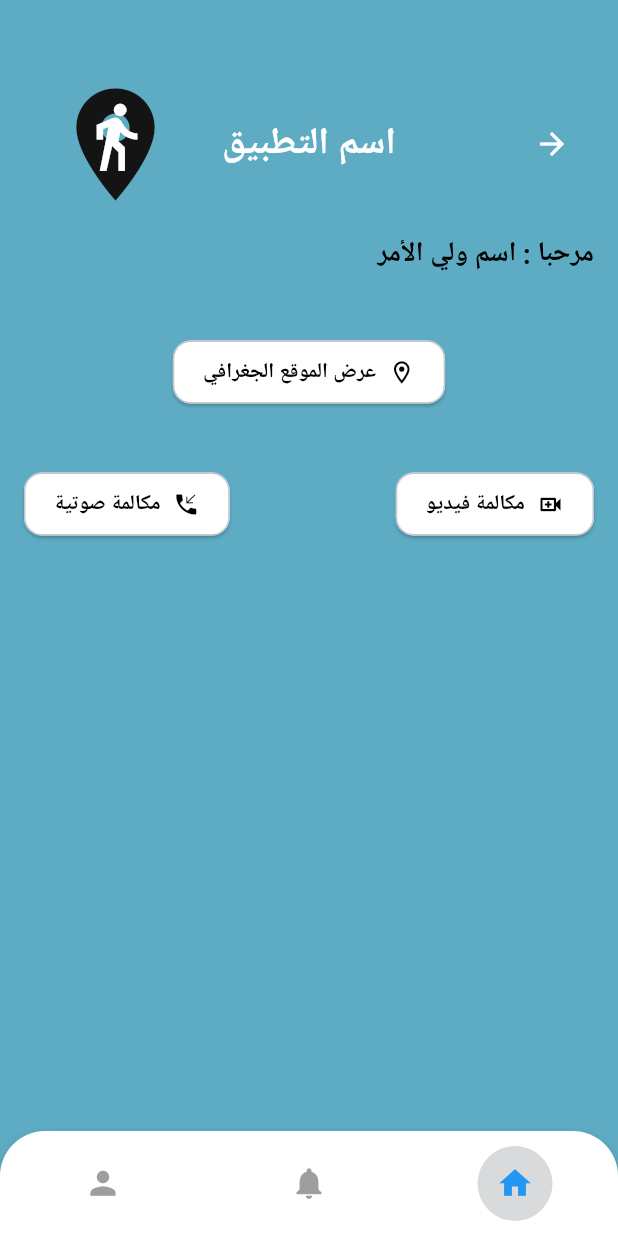
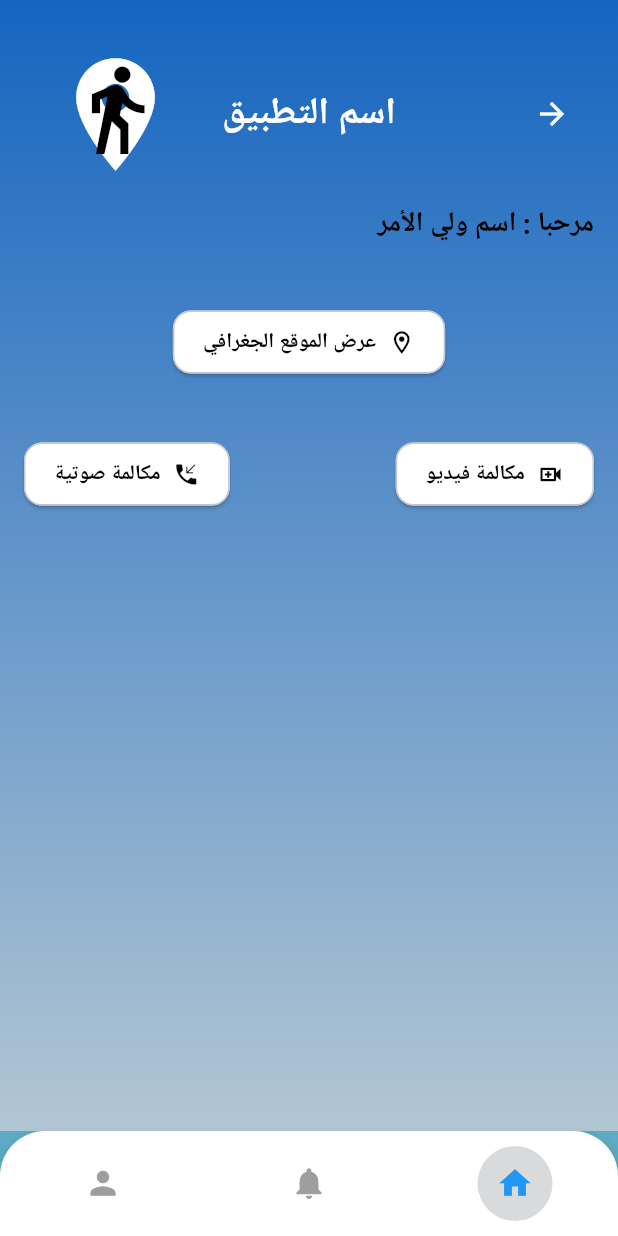
Before and after one commit to ranamohamed-hue/tracing_application, a Flutter app: the ParentPage screen opened directly, on a phone screen of 412 x 824 dp. Run offline on Flutter 3.47's test engine with Material 3 defaults, Android fonts, the phone set to English and light mode, and no system bars.

Commit message:
new update

```diff
--- /dev/null
+++ b/lib/core/theming/app_styles.dart
@@ -0,0 +1,16 @@
+// lib/core/app_styles.dart
+
+import 'package:flutter/material.dart';
+
+class AppStyles {
+  static const BoxDecoration primaryGradientDecoration = BoxDecoration(
+    gradient: LinearGradient(
+      begin: Alignment.topCenter,
+      end: Alignment.bottomCenter,
+      colors: [
+        Color.fromARGB(255, 21, 101, 192), // لون أزرق داكن (Primary Dark)
+         Color.fromARGB(255, 178, 198, 211),
+      ],
+    ),
+  );
+}
--- a/lib/core/widgets/appbar_part.dart
+++ b/lib/core/widgets/appbar_part.dart
@@ -12,12 +12,14 @@ class AppbarPart extends StatelessWidget implements PreferredSizeWidget {
       toolbarHeight: 120.0,
 
       backgroundColor: Colors.transparent,
+
       elevation: 0,
 
       title: Text(
         title,
         style: Theme.of(context).textTheme.headlineLarge?.copyWith(
-          fontWeight: FontWeight.bold,fontSize: 25
+          fontWeight: FontWeight.bold,
+          fontSize: 25,
         ),
       ),
 
@@ -27,18 +29,14 @@ class AppbarPart extends StatelessWidget implements PreferredSizeWidget {
           child: Stack(
             clipBehavior: Clip.none,
             children: [
-              Icon(
-                Icons.location_on,
-                color: const Color.fromARGB(255, 20, 20, 20),
-                size: 90.0,
-              ),
+              Icon(Icons.location_on, color: Colors.white, size: 90.0),
               Positioned(
-                left: 20,
-                top: 15,
+                left: 13,
+                top: 9,
                 child: Icon(
                   Icons.directions_walk,
-                  color: Colors.white,
-                  size: 50.0,
+                  color: Colors.black,
+                  size: 65.0,
                 ),
               ),
             ],
--- a/lib/feature/login/screens/sign_in_page.dart
+++ b/lib/feature/login/screens/sign_in_page.dart
@@ -1,5 +1,6 @@
 import 'package:flutter/material.dart';
 import 'package:flutter/services.dart';
+import 'package:tracing_app/core/theming/app_styles.dart';
 import 'package:tracing_app/core/widgets/appbar_part.dart';
 import 'package:tracing_app/feature/login/widgets/login_prompt_widget.dart';
 import 'package:tracing_app/feature/login/widgets/text_form_field_widget.dart';
@@ -32,7 +33,8 @@ class _SignInPageState extends State<SignInPage> {
       ),
       child: Scaffold(
         appBar: AppbarPart(title: "تسجيل الدخول"),
-        body: Padding(
+        body: Container(decoration: AppStyles.primaryGradientDecoration,
+          child: Padding(
             padding: EdgeInsets.only(
               bottom: MediaQuery.of(context).viewInsets.bottom,
             ),
@@ -129,6 +131,7 @@ class _SignInPageState extends State<SignInPage> {
             ),
           ),
         ),
+      ),
     );
   }
 }
--- a/lib/feature/login/screens/sign_up_page.dart
+++ b/lib/feature/login/screens/sign_up_page.dart
@@ -1,4 +1,5 @@
 import 'package:flutter/material.dart';
+import 'package:tracing_app/core/theming/app_styles.dart';
 import 'package:tracing_app/core/widgets/appbar_part.dart';
 import 'package:tracing_app/feature/login/widgets/login_prompt_widget.dart';
 import 'package:tracing_app/feature/login/widgets/text_form_field_widget.dart';
@@ -29,7 +30,8 @@ class _SignUpPageState extends State<SignUpPage> {
 
     return Scaffold(
       appBar: AppbarPart(title: " انشاء حساب جديد"),
-      body: Padding(
+      body: Container(decoration: AppStyles.primaryGradientDecoration,
+        child: Padding(
           padding: EdgeInsets.only(
             bottom: MediaQuery.of(context).viewInsets.bottom,
           ),
@@ -121,6 +123,7 @@ class _SignUpPageState extends State<SignUpPage> {
             ),
           ),
         ),
+      ),
     );
   }
 }
--- a/lib/feature/parent/screens/home_page.dart
+++ b/lib/feature/parent/screens/home_page.dart
@@ -1,4 +1,5 @@
 import 'package:flutter/material.dart';
+import 'package:tracing_app/core/theming/app_styles.dart';
 import 'package:tracing_app/core/widgets/elevated_button_widget.dart';
 import 'package:tracing_app/feature/parent/screens/location_page.dart';
 import 'package:tracing_app/feature/parent/screens/video_call_page.dart';
@@ -10,14 +11,14 @@ class HomePage extends StatelessWidget {
 
   @override
   Widget build(BuildContext context) {
-    return Padding(
+    return Container(decoration: AppStyles.primaryGradientDecoration,
+      child: Padding(
         padding: const EdgeInsets.all(16),
 
         child: Column(
           mainAxisAlignment: MainAxisAlignment.start,
           crossAxisAlignment: CrossAxisAlignment.start,
           children: [
-          SizedBox(height: 20),
       const AppbarPart(title: "اسم التطبيق"),
             const Text(
               "مرحبا : اسم ولي الأمر",
@@ -72,6 +73,7 @@ const AppbarPart(title: "اسم التطبيق"),
             ),
           ],
         ),
+      ),
     );
   }
 }
--- a/lib/feature/parent/screens/location_page.dart
+++ b/lib/feature/parent/screens/location_page.dart
@@ -1,4 +1,5 @@
 import 'package:flutter/material.dart';
+import 'package:tracing_app/core/theming/app_styles.dart';
 
 class LocationPage extends StatefulWidget {
   const LocationPage({super.key});
@@ -10,8 +11,7 @@ class LocationPage extends StatefulWidget {
 class _LocationPageState extends State<LocationPage> {
   @override
   Widget build(BuildContext context) {
-    return Scaffold(
-      body: Container(),
+    return  Container(decoration: AppStyles.primaryGradientDecoration
     );
   }
 }
--- a/lib/feature/parent/screens/notification_page.dart
+++ b/lib/feature/parent/screens/notification_page.dart
@@ -1,4 +1,5 @@
 import 'package:flutter/material.dart';
+import 'package:tracing_app/core/theming/app_styles.dart';
 
 class NotificationPage extends StatefulWidget {
   const NotificationPage({super.key});
@@ -11,7 +12,7 @@ class _NotificationPageState extends State<NotificationPage> {
   @override
   Widget build(BuildContext context) {
     return Scaffold(
-      body: Container(
+      body: Container(decoration: AppStyles.primaryGradientDecoration,
         child: Center(child: Text("التنبيهات "),),
       ),
     );
--- a/lib/feature/parent/screens/parent_page.dart
+++ b/lib/feature/parent/screens/parent_page.dart
@@ -1,4 +1,5 @@
 import 'package:flutter/material.dart';
+import 'package:tracing_app/core/theming/app_styles.dart';
 import 'package:tracing_app/feature/parent/screens/home_page.dart';
 import 'package:tracing_app/feature/parent/screens/notification_page.dart';
 import 'package:tracing_app/feature/parent/screens/profile_bage.dart';
@@ -23,16 +24,23 @@ class _ParentPageState extends State<ParentPage> {
     bool isSelected = currentIndex == index;
     return InkWell(
       onTap: () => onItemTap(index),
-        borderRadius: BorderRadius.circular(30),
+      borderRadius: BorderRadius.circular(30),
       child: Container(
         padding: const EdgeInsets.all(8),
-         width: 50,
+        width: 50,
         height: 50,
-          decoration: BoxDecoration(
+        decoration: BoxDecoration(
           shape: BoxShape.circle,
-          color: isSelected ? const Color.fromARGB(255, 217, 218, 219) : Colors.transparent,
+          color:
+              isSelected
+                  ? const Color.fromARGB(255, 217, 218, 219)
+                  : Colors.transparent,
         ),
-        child: Icon(icon, color: isSelected ? Colors.blue : Colors.grey,size: 25,),
+        child: Icon(
+          icon,
+          color: isSelected ? Colors.blue : Colors.grey,
+          size: 25,
+        ),
       ),
     );
   }
@@ -40,7 +48,10 @@ class _ParentPageState extends State<ParentPage> {
   @override
   Widget build(BuildContext context) {
     return Scaffold(
-      body: pages[currentIndex],
+      body: Container(
+        decoration: AppStyles.primaryGradientDecoration,
+        child: pages[currentIndex],
+      ),
       bottomNavigationBar: Container(
         decoration: BoxDecoration(
           color: Colors.white,
@@ -63,9 +74,8 @@ class _ParentPageState extends State<ParentPage> {
             mainAxisAlignment: MainAxisAlignment.spaceAround,
             children: [
               _buildBottomNavBarItem(icon: Icons.home, index: 0),
-              _buildBottomNavBarItem(icon: Icons.notifications, index: 2),
-              _buildBottomNavBarItem(icon: Icons.person, index: 1),
-
+              _buildBottomNavBarItem(icon: Icons.notifications, index: 1),
+              _buildBottomNavBarItem(icon: Icons.person, index: 2),
             ],
           ),
         ),
--- a/lib/feature/parent/screens/profile_bage.dart
+++ b/lib/feature/parent/screens/profile_bage.dart
@@ -11,7 +11,9 @@ class _ProfileBageState extends State<ProfileBage> {
   @override
   Widget build(BuildContext context) {
     return Scaffold(
-      body: Container(),
+      body: Container(
+
+        child: Center(child: Text("الملف الشخصي"))),
     );
   }
 }
--- a/lib/feature/parent/screens/video_call_page.dart
+++ b/lib/feature/parent/screens/video_call_page.dart
@@ -1,4 +1,5 @@
 import 'package:flutter/material.dart';
+import 'package:tracing_app/core/theming/app_styles.dart';
 
 class VideoCallPage extends StatefulWidget {
   const VideoCallPage({super.key});
@@ -11,7 +12,7 @@ class _VideoCallPageState extends State<VideoCallPage> {
   @override
   Widget build(BuildContext context) {
     return Scaffold(
-      body: Container(
+      body: Container(decoration: AppStyles.primaryGradientDecoration,
         child: Center(
           child: Text("مكالمة فيديو ",style:TextStyle(fontWeight: FontWeight.bold, fontSize: 18),),
         ),
--- a/lib/feature/parent/screens/voice_call_page.dart
+++ b/lib/feature/parent/screens/voice_call_page.dart
@@ -1,4 +1,5 @@
 import 'package:flutter/material.dart';
+import 'package:tracing_app/core/theming/app_styles.dart';
 
 class VoiceCallPage extends StatefulWidget {
   const VoiceCallPage({super.key});
@@ -11,7 +12,7 @@ class _VoiceCallPageState extends State<VoiceCallPage> {
   @override
   Widget build(BuildContext context) {
     return Scaffold(
-      body: Container(
+      body: Container(decoration: AppStyles.primaryGradientDecoration,
          child: Center(
           child: Text("مكالمة صوتية ",style:TextStyle(fontWeight: FontWeight.bold, fontSize: 18),),
         ),
--- a/lib/main.dart
+++ b/lib/main.dart
@@ -2,7 +2,8 @@ import 'package:flutter/material.dart';
 import 'package:flutter/services.dart';
 import 'package:tracing_app/core/theming/app_theme.dart';
 import 'package:flutter_localizations/flutter_localizations.dart';
-import 'package:tracing_app/feature/login/screens/user_type_selection_page.dart';
+import 'package:tracing_app/feature/login/screens/verification_page.dart';
+import 'package:tracing_app/feature/parent/screens/parent_page.dart';
 
 void main() {
   WidgetsFlutterBinding.ensureInitialized();
@@ -27,7 +28,7 @@ class MyApp extends StatelessWidget {
       theme: AppTheme.lightTheme,
       darkTheme: AppTheme.darkTheme,
       themeMode: ThemeMode.system,
-      home: UserTypeSelectionPage(),
+      home: ParentPage()
     );
   }
 }
```
Also changed, not shown: lib/core/theming/app_theme.dart (+29 -24 lines), lib/feature/login/screens/opt_field.dart (added, +89 -0 lines), lib/feature/login/screens/verification_page.dart (added, +160 -0 lines). Lines whose indentation alone changed are shown as unchanged.
